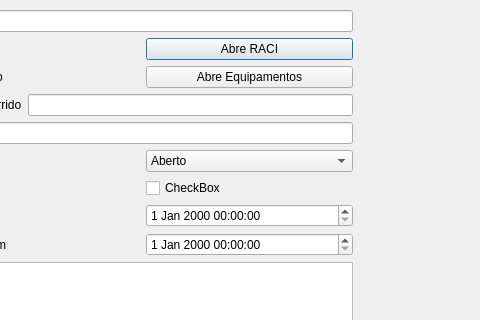
The window that gerenciachamados.ui (brunosr1985/TCC_NayBru) describes before a commit, drawn with Qt 5; both pictures show x 138 to 618 and y 0 to 320 of the 618 by 500 pixel window.
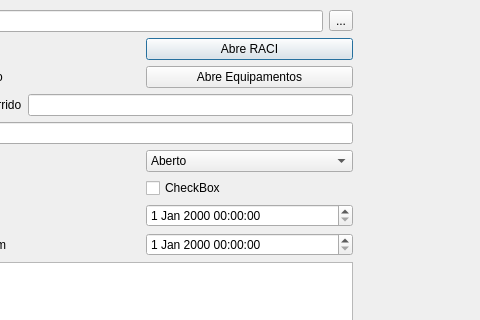
The same window after the commit.

Diff of the .ui file:
```diff
--- a/gerenciachamados.ui
+++ b/gerenciachamados.ui
@@ -35,6 +35,13 @@
       <item>
        <widget class="QLineEdit" name="lineEdit"/>
       </item>
+      <item>
+       <widget class="QToolButton" name="toolButton">
+        <property name="text">
+         <string>...</string>
+        </property>
+       </widget>
+      </item>
      </layout>
     </item>
     <item>
```
